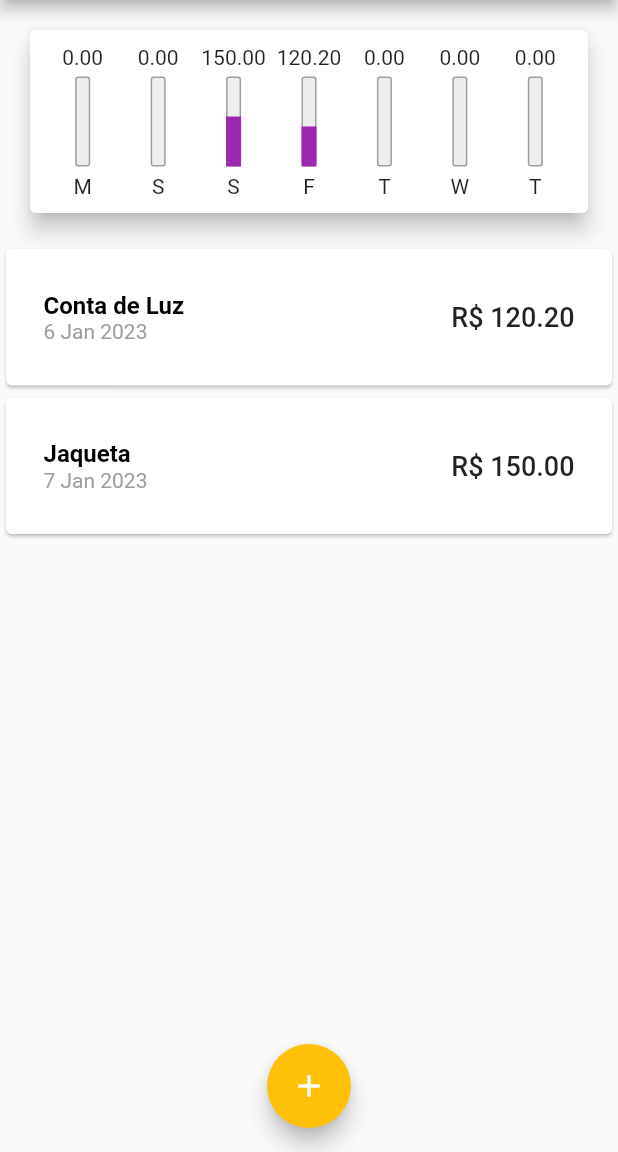
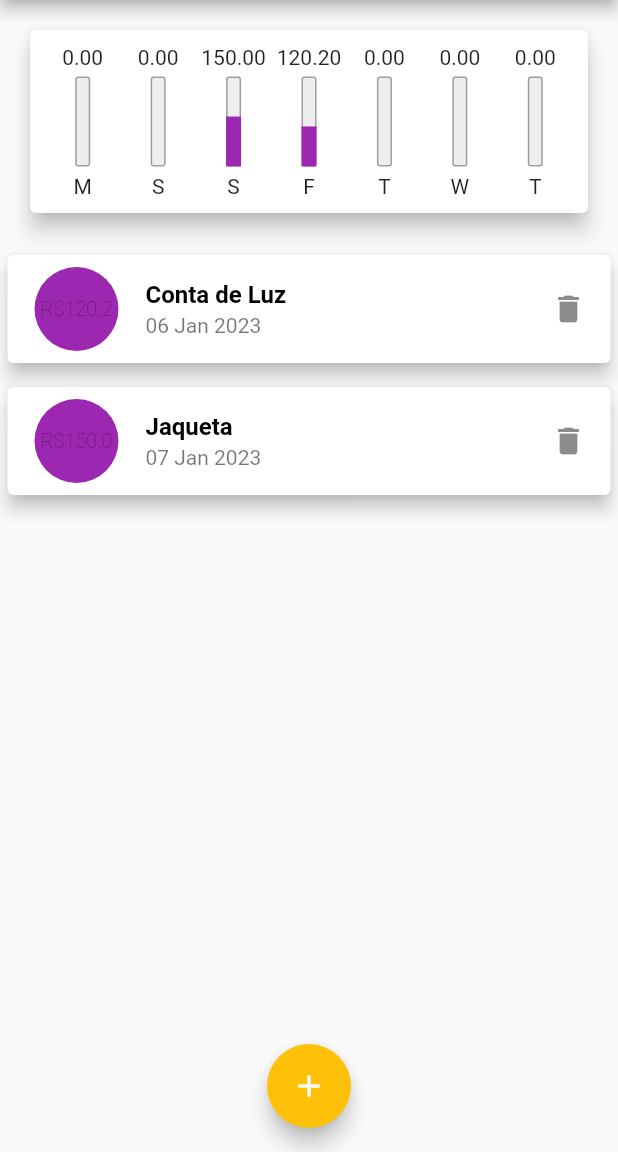
Before and after one commit to leiarafaela/expenses, a Flutter app: the screen it shows after launch, on a phone screen of 412 x 824 dp, the part 84-1236 px from its top. Run offline on Flutter 3.47's test engine with Material 2 defaults, Android fonts, the phone set to English and light mode, and no system bars; Roboto replaces fonts that are missing (OpenSans).

Commit message:
Add ListTile

```diff
--- a/lib/components/transaction_list.dart
+++ b/lib/components/transaction_list.dart
@@ -36,38 +36,34 @@ class TransactionList extends StatelessWidget {
               itemBuilder: (context, index) {
                 final tr = transactions[index];
                 return Card(
-                  child: Padding(
-                    padding: const EdgeInsets.all(25.0),
-                    child: Row(
-                      children: [
-                        Expanded(
-                          flex: 1,
-                          child: Column(
-                            crossAxisAlignment: CrossAxisAlignment.start,
-                            children: [
-                              Text(tr.title,
-                                  style: Theme.of(context).textTheme.headline6),
-                              Text(
-                                DateFormat('d MMM y').format(tr.date),
-                                style: TextStyle(
-                                  color: Colors.grey.shade500,
-                                  fontSize: 14,
-                                ),
-                              ),
-                            ],
+                  elevation: 5,
+                  margin: const EdgeInsets.symmetric(
+                    vertical: 8,
+                    horizontal: 5,
+                  ),
+                  child: ListTile(
+                    leading: CircleAvatar(
+                      backgroundColor: Theme.of(context).colorScheme.primary,
+                      radius: 30,
+                      child: Padding(
+                        padding: const EdgeInsets.all(6.0),
+                        child: FittedBox(
+                          child: Text(
+                            'R\$${tr.value}',
+                            style: Theme.of(context).textTheme.headline1,
                           ),
                         ),
-                        Container(
-                          margin: const EdgeInsets.symmetric(vertical: 10),
-                          child: Text(
-                            'R\$ ${tr.value.toStringAsFixed(2)}',
-                            style: const TextStyle(
-                              fontSize: 18,
-                              fontWeight: FontWeight.w500,
-                            ),
-                          ),
-                        ),
-                      ],
+                      ),
+                    ),
+                    title: Text(
+                      tr.title,
+                      style: Theme.of(context).textTheme.headline6,
+                    ),
+                    subtitle: Text(
+                      DateFormat('dd MMM y').format(tr.date),
+                    ),
+                    trailing: const Icon(
+                      Icons.delete,
                     ),
                   ),
                 );
```
